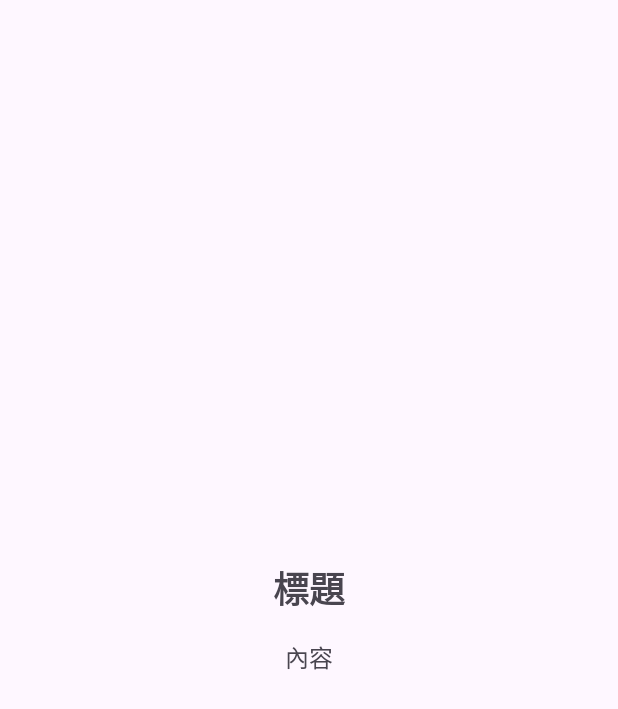
After one commit to thishkt/android-app-development-with-kotlin-for-beginners, an Android app: the layout activity_detail.xml on its own in the app's theme, with its tools: preview values and no code run, on a phone screen of 412 x 824 dp. The commit adds this screen. Shown: the top 709 px of the screen. Run offline under Robolectric (Android 15) with nearby library versions, the phone set to English and light mode, and no system bars.

Commit message:
RecyclerView 資料列表-跳轉到詳細頁

```diff
--- a/MyApplication/app/src/main/AndroidManifest.xml
+++ b/MyApplication/app/src/main/AndroidManifest.xml
@@ -13,6 +13,9 @@
         android:theme="@style/Theme.MyApplication"
         tools:targetApi="31">
         <activity
+            android:name=".DetailActivity"
+            android:exported="false" />
+        <activity
             android:name=".MainActivity"
             android:exported="true">
             <intent-filter>
--- /dev/null
+++ b/MyApplication/app/src/main/res/layout/activity_detail.xml
@@ -0,0 +1,30 @@
+<?xml version="1.0" encoding="utf-8"?>
+<LinearLayout
+    xmlns:android="http://schemas.android.com/apk/res/android"
+    xmlns:app="http://schemas.android.com/apk/res-auto"
+    xmlns:tools="http://schemas.android.com/tools"
+    android:layout_width="match_parent"
+    android:layout_height="match_parent"
+    android:orientation="vertical"
+    android:padding="16dp"
+    android:gravity="center">
+
+    <TextView
+        android:id="@+id/titleTextView"
+        android:layout_width="wrap_content"
+        android:layout_height="wrap_content"
+        android:textSize="24sp"
+        android:textStyle="bold"
+        android:text="標題"
+        android:layout_gravity="center"/>
+
+    <TextView
+        android:id="@+id/contentTextView"
+        android:layout_width="wrap_content"
+        android:layout_height="wrap_content"
+        android:textSize="16sp"
+        android:text="內容"
+        android:layout_marginTop="16dp"
+        android:layout_gravity="center"/>
+
+</LinearLayout>
```
Also changed, not shown: MyApplication/app/src/main/java/tw/com/hkt/myapplication/DetailActivity.kt (added, +24 -0 lines), MyApplication/app/src/main/java/tw/com/hkt/myapplication/MainActivity.kt (+5 -3 lines).
